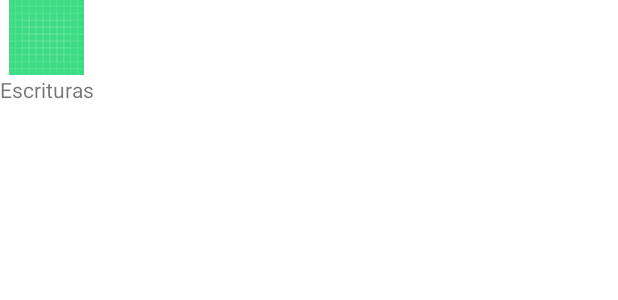
After one commit to pepivsky/EjemploPeticionNotariApp, an Android app: the layout item_tramite.xml on its own in the app's theme, with its tools: preview values and no code run, on a phone screen of 412 x 824 dp. The commit adds this screen. Shown: the top 300 px of the screen. Run offline under Robolectric (Android 15) with nearby library versions, the phone set to English and light mode, and no system bars.

Commit message:
recyclerview tramites agregado

```diff
--- a/app/build.gradle
+++ b/app/build.gradle
@@ -48,4 +48,7 @@ dependencies {
     implementation'com.squareup.okhttp3:okhttp:4.9.0'
     implementation 'com.squareup.okhttp3:logging-interceptor:4.9.0'
     implementation 'com.google.code.gson:gson:2.8.6'
+
+    //picaso
+    implementation 'com.squareup.picasso:picasso:2.71828'
 }
--- /dev/null
+++ b/app/src/main/java/com/pepivsky/ejemplopeticionnotariapp/response/gettramites/GetTramitesResponse.kt
@@ -0,0 +1,3 @@
+package com.pepivsky.ejemplopeticionnotariapp.response.gettramites
+
+class GetTramitesResponse : ArrayList<GetTramitesResponseItem>()
--- /dev/null
+++ b/app/src/main/res/layout/item_tramite.xml
@@ -0,0 +1,24 @@
+<?xml version="1.0" encoding="utf-8"?>
+<LinearLayout
+    xmlns:android="http://schemas.android.com/apk/res/android"
+    android:layout_width="wrap_content"
+    android:layout_height="wrap_content"
+    android:orientation="vertical"
+    >
+
+    <ImageView
+        android:id="@+id/imgTramite"
+        android:layout_width="50dp"
+        android:layout_height="50dp"
+        android:src="@drawable/ic_launcher_background"
+        android:layout_gravity="center_horizontal"
+
+        />
+    <TextView
+        android:id="@+id/tvNombreTramite"
+        android:layout_width="wrap_content"
+        android:layout_height="wrap_content"
+        android:text="Escrituras"
+        />
+
+</LinearLayout>
```
Also changed, not shown: app/src/main/java/com/pepivsky/ejemplopeticionnotariapp/ApiService.kt (+10 -24 lines), app/src/main/java/com/pepivsky/ejemplopeticionnotariapp/MainActivity.kt (+78 -7 lines), app/src/main/java/com/pepivsky/ejemplopeticionnotariapp/adapter/TramiteAdapter.kt (added, +45 -0 lines), app/src/main/java/com/pepivsky/ejemplopeticionnotariapp/response/gettramites/GetTramitesResponseItem.kt (added, +9 -0 lines), app/src/main/res/layout/activity_main.xml (+5 -11 lines), app/src/main/res/drawable/autenticaciones.png (added), app/src/main/res/drawable/conciliaciones.png (added), app/src/main/res/drawable/declaraciones.png (added), app/src/main/res/drawable/escrituras.png (added), app/src/main/res/drawable/registro.png (added), app/src/main/res/drawable/remates.png (added).
